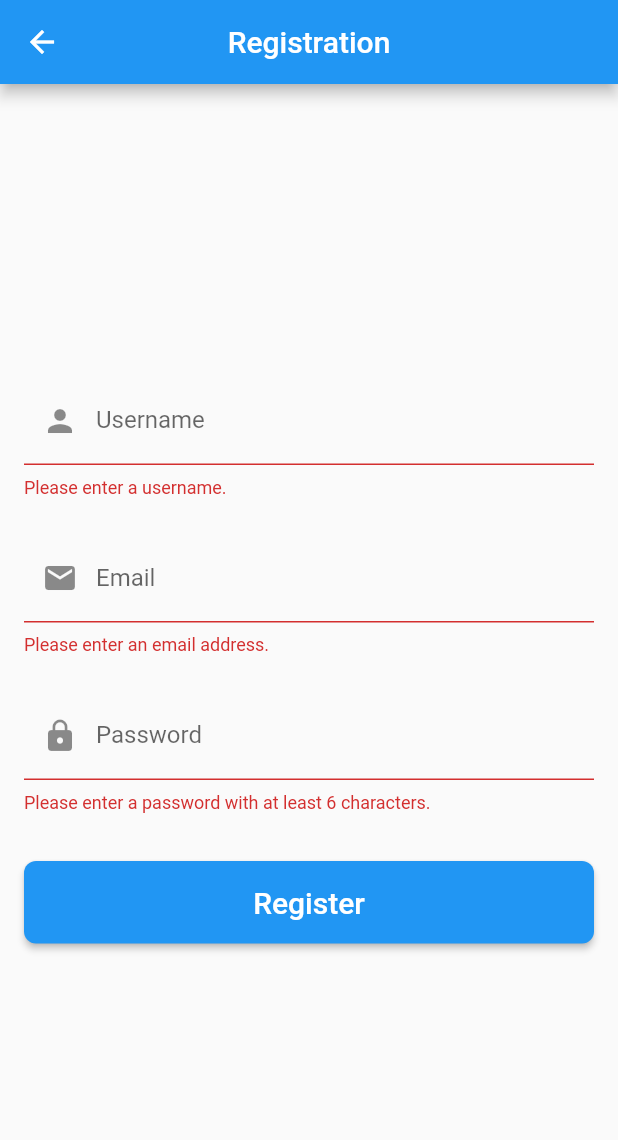
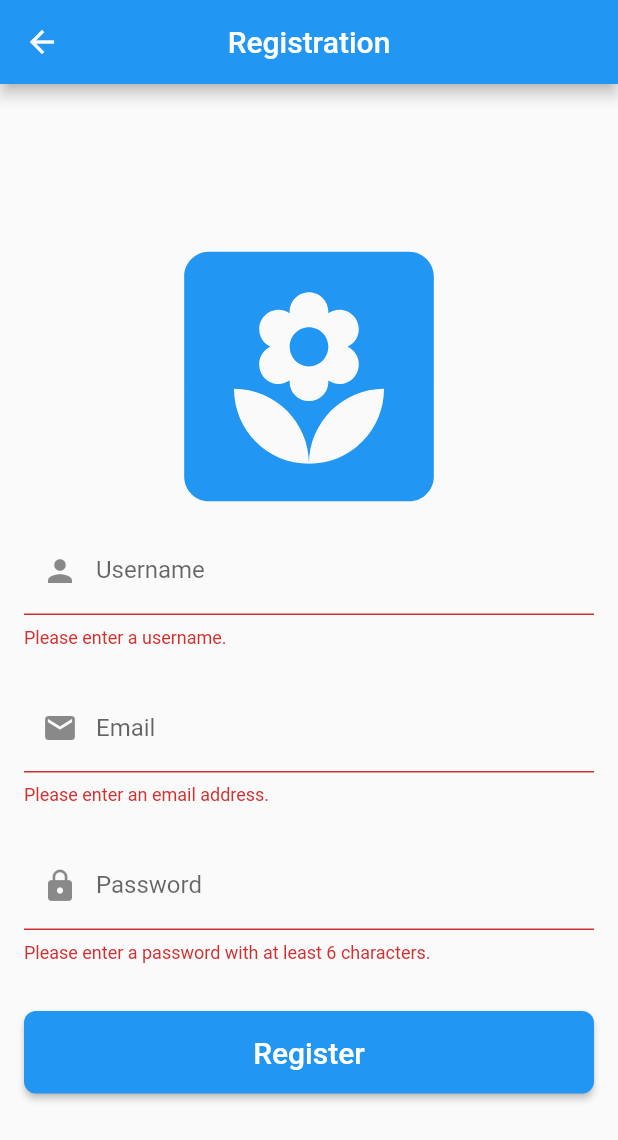
Before and after one commit to gtchakama/flutter_road, a Flutter app: the RegistrationScreen screen opened directly, after a tap on "Register", on a phone screen of 412 x 824 dp. Shown: the top 1140 px of the screen. Run offline on Flutter 3.47's test engine with Material 2 defaults, Android fonts, the phone set to English and light mode, and no system bars; our stand-ins replace confetti, fluttertoast.

Commit message:
Update registration_screen.dart

```diff
--- a/lib/screens/registration_screen.dart
+++ b/lib/screens/registration_screen.dart
@@ -1,5 +1,11 @@
+import 'dart:math';
+
 import 'package:flutter/material.dart';
+import 'package:flutter_road/screens/dashboard_screen.dart';
+import 'package:flutter_road/screens/login_screen.dart';
 import 'package:flutter_road/utils/authentication_array.dart';
+import 'package:fluttertoast/fluttertoast.dart';
+import 'package:confetti/confetti.dart';
 
 class RegistrationScreen extends StatefulWidget {
   const RegistrationScreen({Key? key});
@@ -13,6 +19,19 @@ class _RegistrationScreenState extends State<RegistrationScreen> {
   late String _username;
   late String _email;
   late String _password;
+  late ConfettiController _controller;
+
+  @override
+  void initState() {
+    super.initState();
+    _controller = ConfettiController(duration: const Duration(seconds: 1));
+  }
+
+  @override
+  void dispose() {
+    _controller.dispose();
+    super.dispose();
+  }
 
   @override
   Widget build(BuildContext context) {
@@ -28,6 +47,11 @@ class _RegistrationScreenState extends State<RegistrationScreen> {
           child: Column(
             mainAxisAlignment: MainAxisAlignment.center,
             children: [
+              const Icon(
+                Icons.yard,
+                size: 200,
+                color: Colors.blue,
+              ),
               TextFormField(
                 decoration: const InputDecoration(
                   hintText: 'Enter your username',
@@ -45,6 +69,28 @@ class _RegistrationScreenState extends State<RegistrationScreen> {
                     _username = value!;
                   });
                 },
+              ),
+              SizedBox(
+                height: 0,
+                child: ConfettiWidget(
+                  confettiController: _controller,
+                  blastDirection: pi * 1.5,
+                  blastDirectionality: BlastDirectionality.explosive,
+                  emissionFrequency: 0.05,
+                  numberOfParticles: 100,
+                  gravity: 0.1,
+                  shouldLoop: false,
+                  maxBlastForce: 20,
+                  minBlastForce: 10,
+                  particleDrag: 0.05,
+                  colors: const [
+                    Colors.green,
+                    Colors.blue,
+                    Colors.pink,
+                    Colors.orange,
+                    Colors.purple
+                  ],
+                ),
               ),
               const SizedBox(height: 24),
               TextFormField(
@@ -93,25 +139,16 @@ class _RegistrationScreenState extends State<RegistrationScreen> {
                     if (_formKey.currentState!.validate()) {
                       _formKey.currentState!.save();
                       AuthenticationArray.addUser(_username, _email, _password);
-                      showDialog(
-                        context: context,
-                        builder: (BuildContext context) {
-                          return AlertDialog(
-                            title: const Text('Registration successful'),
-                            content: const Text(
-                                'Your account has been created. You can now log in.'),
-                            actions: <Widget>[
-                              TextButton(
-                                child: const Text('Ok'),
-                                onPressed: () {
-                                  Navigator.popUntil(
-                                      context, ModalRoute.withName('/'));
-                                },
-                              ),
-                            ],
-                          );
-                        },
-                      );
+                      Fluttertoast.showToast(msg: 'Registration successful');
+
+                      _controller.play();
+
+                      Future.delayed(const Duration(seconds: 2), () {
+                        Navigator.pushReplacement(
+                            context,
+                            MaterialPageRoute(
+                                builder: (context) => const LoginScreen()));
+                      });
                     }
                   },
                   style: ElevatedButton.styleFrom(
```
